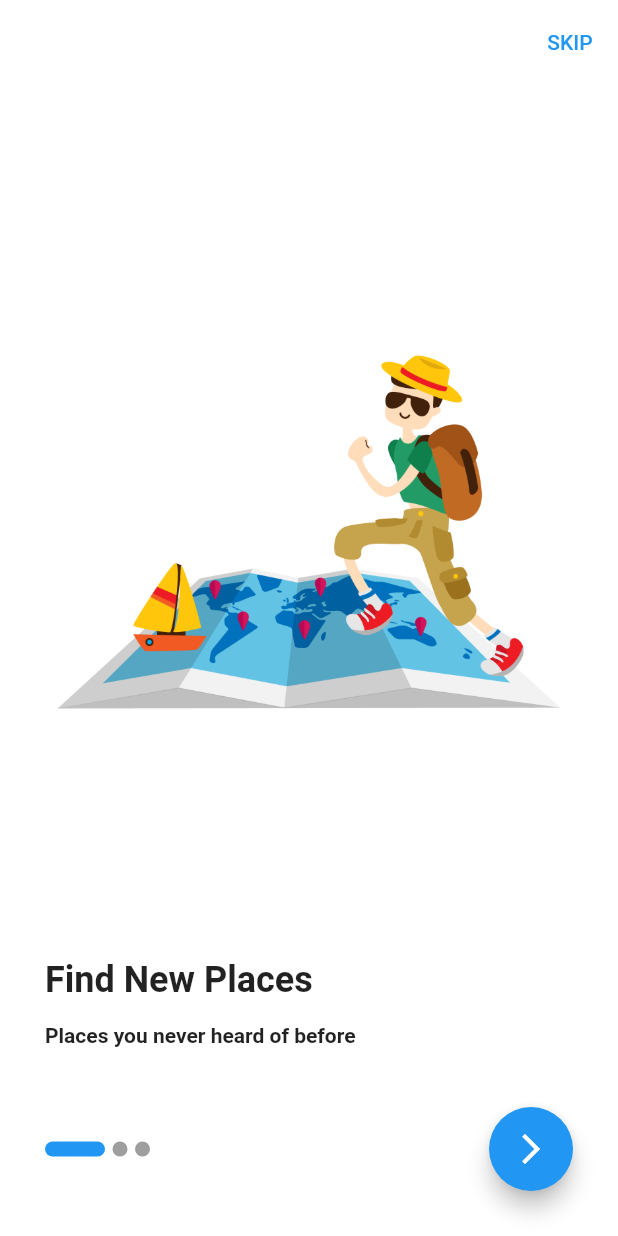
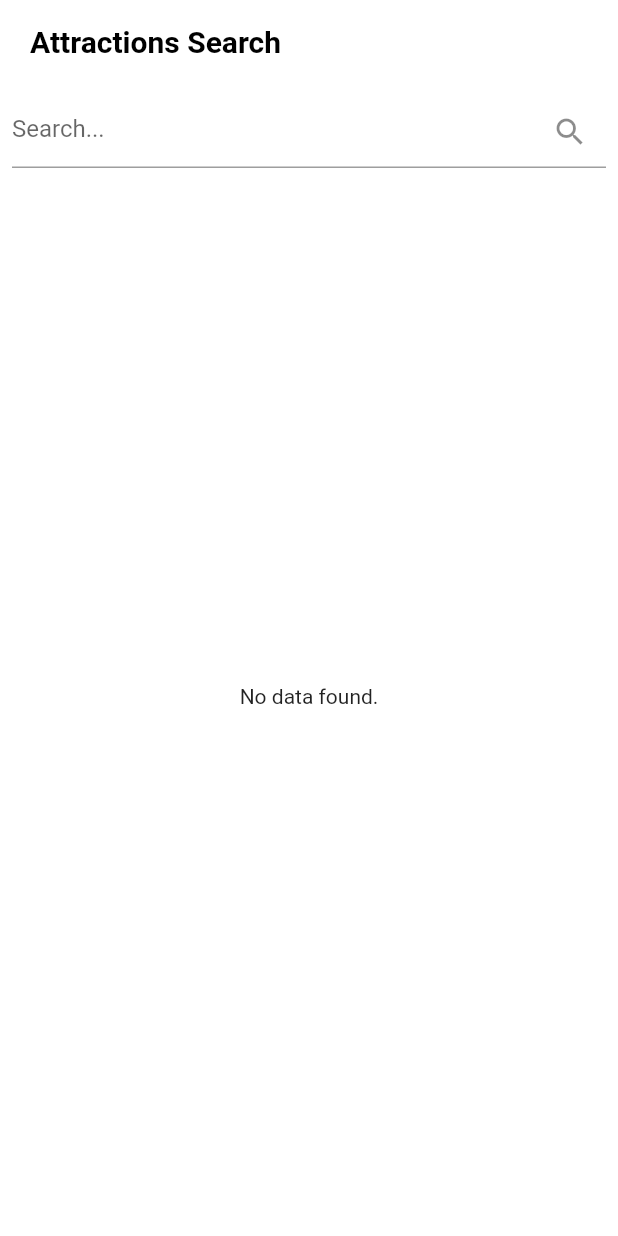
Before and after one commit to mo5tar01/Graduation-Project, a Flutter app: the screen it shows after launch, on a phone screen of 412 x 824 dp. Run offline on Flutter 3.47's test engine with Material 2 defaults, Android fonts, the phone set to English and light mode, and no system bars; drawn by our look-alikes of smooth_page_indicator; our stand-ins replace bloc, cloud_firestore, conditional_builder_null_safety, csv, dio, file_picker and 8 more; accounts and stored records are empty; Roboto replaces fonts that are missing (Hideous).

Commit message:
prefinal inshallah ^^

```diff
--- a/lib/main.dart
+++ b/lib/main.dart
@@ -11,6 +11,7 @@
 import 'package:flutter/widgets.dart';
 import 'layout/TravelApp/cubit/cubit.dart';
 import 'layout/TravelApp/cubit/states.dart';
+import 'modules/Travel_app/AttractionsSearchScreen/Attraction_Search_Screen.dart';
 import 'modules/Travel_app/on_boarding/on_boarding_screen.dart';
 
 void main() async {
@@ -39,7 +40,7 @@
             darkTheme: darkTheme,
             home: Directionality(
               textDirection: TextDirection.ltr,
-              child: OnBoardingScreen(),
+              child: AttractionsSearchScreen(),
             ),
           );
         },
--- /dev/null
+++ b/lib/modules/Travel_app/AttractionsSearchScreen/Attraction_Search_Screen.dart
@@ -0,0 +1,119 @@
+import 'package:flutter/material.dart';
+import 'package:cloud_firestore/cloud_firestore.dart';
+
+class AttractionsSearchScreen extends StatefulWidget {
+  const AttractionsSearchScreen({Key? key}) : super(key: key);
+
+  @override
+  _AttractionsSearchScreenState createState() => _AttractionsSearchScreenState();
+}
+
+class _AttractionsSearchScreenState extends State<AttractionsSearchScreen> {
+  late TextEditingController _searchController;
+  late Stream<QuerySnapshot> _searchResultsStream = Stream<QuerySnapshot>.empty();
+
+  @override
+  void initState() {
+    super.initState();
+    _searchController = TextEditingController();
+  }
+
+  @override
+  void dispose() {
+    _searchController.dispose();
+    super.dispose();
+  }
+
+  void searchInFirestore(String query) {
+    setState(() {
+      _searchResultsStream = FirebaseFirestore.instance
+          .collection('attractions')
+          .where('Name', isEqualTo: query)
+          .get()
+          .then<QuerySnapshot>((snapshot) {
+        if (snapshot.docs.isEmpty) {
+          return FirebaseFirestore.instance
+              .collection('attractions')
+              .where('cityAddress', isEqualTo: query)
+              .get();
+        } else {
+          return Future.value(snapshot);
+        }
+      })
+          .asStream();
+    });
+  }
+
+
+  @override
+  Widget build(BuildContext context) {
+    return Scaffold(
+      appBar: AppBar(
+        title: Text('Attractions Search'),
+      ),
+      body: Padding(
+        padding: const EdgeInsets.all(8.0),
+        child: Column(
+          children: [
+            TextField(
+              controller: _searchController,
+              decoration: InputDecoration(
+                hintText: 'Search...',
+                suffixIcon: IconButton(
+                  icon: Icon(Icons.search),
+                  onPressed: () {
+                    searchInFirestore(_searchController.text);
+                  },
+                ),
+              ),
+            ),
+            Expanded(
+              child: StreamBuilder<QuerySnapshot>(
+                stream: _searchResultsStream,
+                builder: (context, snapshot) {
+                  if (snapshot.hasError) {
+                    return Text('Error: ${snapshot.error}');
+                  }
+
+                  if (snapshot.connectionState == ConnectionState.waiting) {
+                    return CircularProgressIndicator();
+                  }
+
+                  if (snapshot.hasData && snapshot.data != null) {
+                    List<QueryDocumentSnapshot> attractions =
+                        snapshot.data!.docs;
+
+                    if (attractions.isEmpty) {
+                      return Center(
+                        child: Text('No attractions found.'),
+                      );
+                    }
+
+                    return ListView.builder(
+                      itemCount: attractions.length,
+                      itemBuilder: (context, index) {
+                        Map<String, dynamic> attractionData =
+                        attractions[index].data() as Map<String, dynamic>;
+                        // Build your UI for each attraction item
+                        // Example: Text(attractionData['Name'])
+                        return ListTile(
+                          title: Text(attractionData['Name']),
+                          subtitle: Text(attractionData['cityAddress']),
+                          // Customize the displayed fields according to your needs
+                        );
+                      },
+                    );
+                  }
+
+                  return Center(
+                    child: Text('No data found.'),
+                  );
+                },
+              ),
+            ),
+          ],
+        ),
+      ),
+    );
+  }
+}
--- a/lib/modules/Travel_app/Main/Home_Screen.dart
+++ b/lib/modules/Travel_app/Main/Home_Screen.dart
@@ -9,7 +9,9 @@
 import '../Details/Details_Screen.dart';
 import '../Firebase/firebase_auth.dart';
 import '../recommendations/recommendations_screen.dart';
-
+import 'package:csv/csv.dart';
+import 'dart:async' show Future;
+import 'package:flutter/services.dart' show rootBundle;
 class HomeScreen extends StatefulWidget {
   const HomeScreen({Key? key}) : super(key: key);
 
@@ -45,6 +47,52 @@
       print('Error retrieving data: $error');
     }
   }
+  // void Exportdata()async{
+  //   final CollectionReference AllPlaces=FirebaseFirestore.instance.collection("attractions");
+  //   final attData=await rootBundle.loadString("assets/filtered_attractions.csv");
+  //   List<List<dynamic>> csvTable=CsvToListConverter().convert(attData);
+  //   List<List<dynamic>> data=[];
+  //   data=csvTable;
+  //   for(var i=0; i< data.length;i++){
+  //     var record = {
+  //       "cityAddress": data[i][0],
+  //       "CountryAddress": data[i][1],
+  //       "Image": data[i][2],
+  //       "Name": data[i][3],
+  //       "numReview": data[i][4],
+  //       "rankingDenomirator": data[i][5],
+  //       "rankingPosition": data[i][6],
+  //       "RATING": data[i][7],
+  //       "rawRanking": data[i][8],
+  //       "subCategory": data[i][9],
+  //       "subType": data[i][10],
+  //     };
+  //     AllPlaces.add(record);
+  //   }
+  // }
+  void exportData() async {
+    final CollectionReference allPlaces = FirebaseFirestore.instance.collection("attractions");
+    final attData = await rootBundle.loadString("assets/filtered_attractions.csv");
+    List<List<dynamic>> csvTable = CsvToListConverter().convert(attData);
+    // List<List<dynamic>> data = csvTable;
+    // for (var i = 0; i < data.length; i++) {
+    //   var record = {
+    //     "cityAddress": data[i][0],
+    //     "CountryAddress": data[i][1],
+    //     "Image": data[i][2],
+    //     "Name": data[i][3],
+    //     "numReview": data[i][4],
+    //     "rankingDenominator": data[i][5],
+    //     "rankingPosition": data[i][6],
+    //     "RATING": data[i][7],
+    //     "rawRanking": data[i][8],
+    //     "subCategory": data[i][9],
+    //     "subType": data[i][10],
+    //   };
+    //   await allPlaces.add(record);
+    // }
+  }
+
 
   @override
   void initState() {
@@ -212,6 +260,7 @@
                 child: MaterialButton(
                   onPressed: () {
                     navigateTo(context, recommendationScreen());
+
                   },
                   child: Text("Recommendations"),
                 ),
@@ -222,7 +271,6 @@
       ),
     );
   }
-
   Widget _appBarContent(String userName, String profilePictureUrl) {
     return Container(
       height: 180,
--- a/pubspec.yaml
+++ b/pubspec.yaml
@@ -88,6 +88,7 @@
   assets:
     - images/
     - assets/most_rated_attractions.csv
+    - assets/filtered_attractions.csv
   # assets:
   #   - images/a_dot_burr.jpeg
   #   - images/a_dot_ham.jpeg
```
Also changed, not shown: 1 other file.
